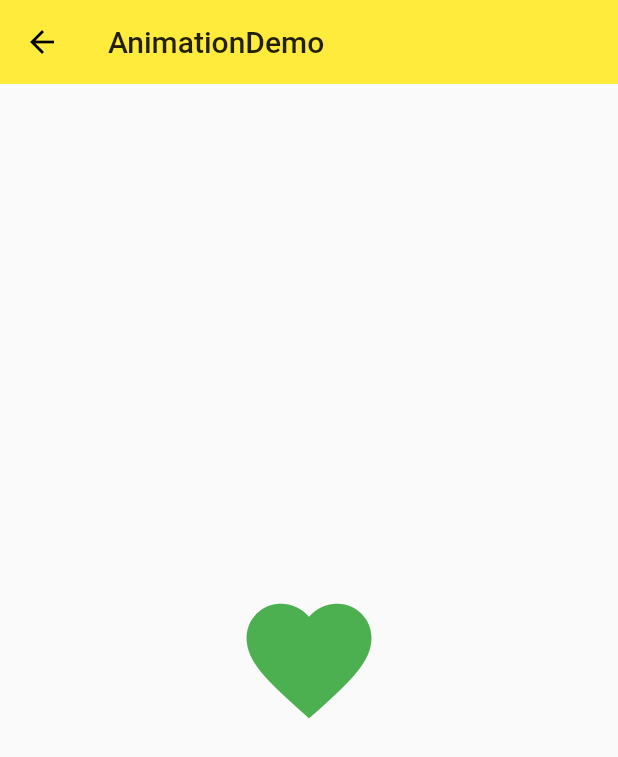
After one commit to symboll/red, a Flutter app: the AnimationDemo screen opened by its route, after a tap on the "favorite" icon, on a phone screen of 412 x 824 dp. The commit adds this screen. Shown: the top 757 px of the screen. Run offline on Flutter 3.47's test engine with Material 2 defaults, Android fonts, the phone set to English and light mode, and no system bars; our stand-ins replace rxdart.

Commit message:
feat: add animation demo

```diff
--- /dev/null
+++ b/lib/demo/animation/animation_demo.dart
@@ -0,0 +1,124 @@
+import 'package:flutter/cupertino.dart';
+import 'package:flutter/material.dart';
+
+class AnimationDemo extends StatelessWidget {
+  @override
+  Widget build(BuildContext context) {
+    return Scaffold(
+      appBar: AppBar(
+        title: Text('AnimationDemo'),
+        elevation: 0.0,
+      ),
+      body: AnimationDemoHome()
+    );
+  }
+}
+
+
+class AnimationDemoHome extends StatefulWidget {
+  @override
+  _AnimationDemoHomeState createState() => _AnimationDemoHomeState();
+}
+
+class _AnimationDemoHomeState extends State<AnimationDemoHome>
+  with TickerProviderStateMixin{
+
+  AnimationController _animationController;
+  Animation _animation;
+  Animation _animationColor;
+  CurvedAnimation _curvedAnimation;
+  @override
+  void initState() {
+    // TODO: implement initState
+    super.initState();
+    _animationController = AnimationController(
+      // value: 32.0,
+      // lowerBound: 32.0,
+      // upperBound: 100.0,
+      duration: Duration(milliseconds: 1000),
+      vsync: this
+    );
+
+    _curvedAnimation = CurvedAnimation(
+      parent: _animationController,
+      curve: Curves.bounceOut
+    );
+    _animation = Tween(begin: 32.0, end: 100.0).animate(_curvedAnimation);
+    _animationColor = ColorTween(begin: Colors.red, end: Colors.green).animate(_curvedAnimation);
+
+    // _animationController.addListener(() {
+    //   setState(() { });
+    // });
+
+    _animationController.addStatusListener((AnimationStatus status) {
+      print(status);
+    });
+
+  }
+
+  @override
+  void dispose() {
+    // TODO: implement dispose
+    super.dispose();
+    _animationController.dispose();
+  }
+  @override
+  Widget build(BuildContext context) {
+    // return Center(
+    //   child: IconButton(
+    //     icon: Icon(Icons.favorite),
+    //     // iconSize: _animationController.value,
+    //     iconSize: _animation.value,
+    //     color: _animationColor.value,
+    //     onPressed: () {
+    //       switch (_animationController.status) {
+    //         case AnimationStatus.completed:
+    //           _animationController.reverse();
+    //           break;
+    //         default: _animationController.forward();
+    //       }
+    //     }
+    //   ),
+    // );
+    return Center(
+      child: AnimatedHeart(
+        animations:[
+          _animation,
+          _animationColor
+        ],
+        controller: _animationController
+      ),
+    );
+  }
+}
+
+
+class AnimatedHeart extends AnimatedWidget {
+  final List animations;
+  final AnimationController controller;
+
+  AnimatedHeart({
+    this.animations,
+    this.controller
+  }): super(listenable: controller);
+
+  @override
+  Widget build(BuildContext context) {
+    // TODO: implement build
+    return Center(
+      child: IconButton(
+        icon: Icon(Icons.favorite),
+        iconSize: animations[0].value,
+        color: animations[1].value,
+        onPressed: () {
+          switch (controller.status) {
+            case AnimationStatus.completed:
+              controller.reverse();
+              break;
+            default: controller.forward();
+          }
+        }
+      ),
+    );
+  }
+}
--- a/lib/demo/navigator_demo.dart
+++ b/lib/demo/navigator_demo.dart
@@ -70,6 +70,12 @@ class NavigatorDemo extends StatelessWidget {
               },
               child: Text('Http')
             ),
+            FlatButton(
+              onPressed: () {
+                Navigator.pushNamed(context, '/animation');
+              },
+              child: Text('Animation')
+            ),
           ],
         ),
       )
--- a/lib/main.dart
+++ b/lib/main.dart
@@ -16,6 +16,7 @@ import 'demo/stream/stream_test.dart';
 import 'demo/rxdart/rxdart_demo.dart';
 import 'demo/bloc/bloc_demo.dart';
 import 'demo/http/http_demo.dart';
+import 'demo/animation/animation_demo.dart';
 
 void main ()=> runApp(App());
 
@@ -43,6 +44,7 @@ class App extends StatelessWidget{
         '/rxdart': (context) => RxDartDemo(),
         '/bloc': (context) => BlocDemo(),
         '/http': (context) => HttpDemo(),
+        '/animation': (context) => AnimationDemo(),
 
 
       },
```
